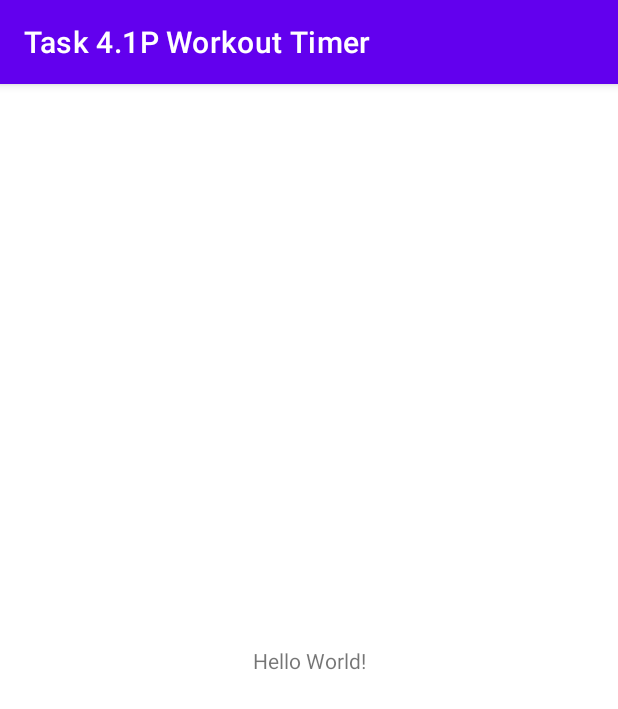
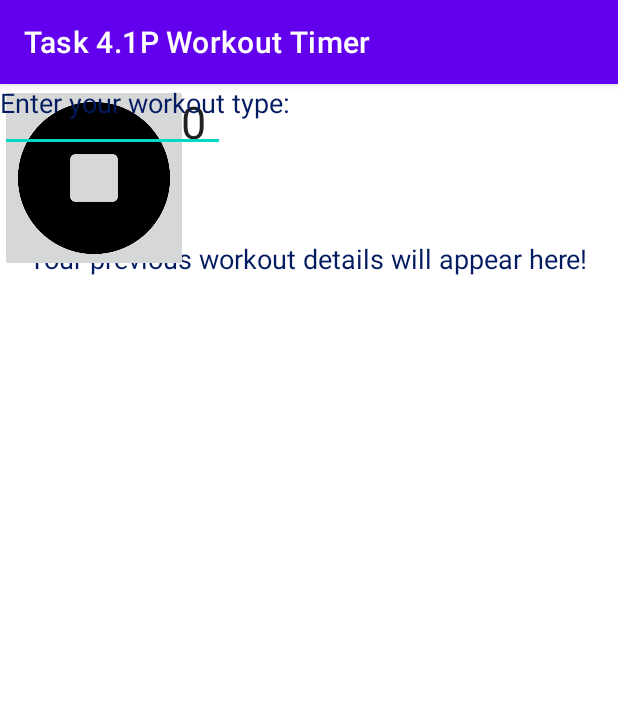
Before and after one commit to mtfernando/Task-4.1P-Workout-Timer, an Android app: the screen it shows after launch (MainActivity), on a phone screen of 412 x 824 dp. Shown: the top 709 px of the screen. Run offline under Robolectric (Android 15) with nearby library versions, the phone set to English and light mode, and no system bars.

Commit message:
Portrait XML Created

```diff
--- a/app/src/main/res/layout/activity_main.xml
+++ b/app/src/main/res/layout/activity_main.xml
@@ -7,12 +7,74 @@
     tools:context=".MainActivity">
 
     <TextView
+        android:id="@+id/workoutTextView"
         android:layout_width="wrap_content"
         android:layout_height="wrap_content"
-        android:text="Hello World!"
+        android:text="Your previous workout details will appear here!"
+        android:textColor="#031B61"
+        android:textSize="18sp"
         app:layout_constraintBottom_toBottomOf="parent"
+        app:layout_constraintHorizontal_bias="0.495"
         app:layout_constraintLeft_toLeftOf="parent"
         app:layout_constraintRight_toRightOf="parent"
-        app:layout_constraintTop_toTopOf="parent" />
+        app:layout_constraintTop_toTopOf="parent"
+        app:layout_constraintVertical_bias="0.14" />
+
+    <Chronometer
+        android:layout_width="200dp"
+        android:layout_height="50dp"
+        android:gravity="center"
+        android:textSize="30dp"
+        tools:layout_editor_absoluteX="105dp"
+        tools:layout_editor_absoluteY="234dp" />
+
+    <ImageButton
+        android:id="@+id/playButton"
+        android:layout_width="125dp"
+        android:layout_height="125dp"
+        android:scaleType="fitCenter"
+        app:srcCompat="@drawable/playImg"
+        android:onClick="startTimer"
+        tools:layout_editor_absoluteX="18dp"
+        tools:layout_editor_absoluteY="423dp" />
+
+    <ImageButton
+        android:id="@+id/pauseButton"
+        android:layout_width="125dp"
+        android:layout_height="125dp"
+        android:scaleType="fitCenter"
+        android:onClick="pauseTimer"
+        app:srcCompat="@drawable/pauseImg"
+        tools:layout_editor_absoluteX="143dp"
+        tools:layout_editor_absoluteY="423dp" />
+
+    <ImageButton
+        android:id="@+id/stopButton"
+        android:layout_width="125dp"
+        android:layout_height="125dp"
+        android:scaleType="fitCenter"
+        android:onClick="stopTimer"
+        app:srcCompat="@drawable/stopImg"
+        tools:layout_editor_absoluteX="270dp"
+        tools:layout_editor_absoluteY="423dp" />
+
+    <TextView
+        android:id="@+id/enterWorkoutTextView"
+        android:layout_width="wrap_content"
+        android:layout_height="wrap_content"
+        android:text="Enter your workout type:"
+        android:textColor="#031B61"
+        android:textSize="18sp"
+        tools:layout_editor_absoluteX="30dp"
+        tools:layout_editor_absoluteY="623dp" />
+
+    <EditText
+        android:id="@+id/editTextTextPersonName"
+        android:layout_width="150dp"
+        android:layout_height="wrap_content"
+        android:ems="10"
+        android:inputType="textPersonName"
+        tools:layout_editor_absoluteX="232dp"
+        tools:layout_editor_absoluteY="617dp" />
 
 </androidx.constraintlayout.widget.ConstraintLayout>
```
Also changed, not shown: app/src/main/res/drawable/pauseImg.png (added), app/src/main/res/drawable/playImg.png (added), app/src/main/res/drawable/stopImg.png (added), 1 other file.
